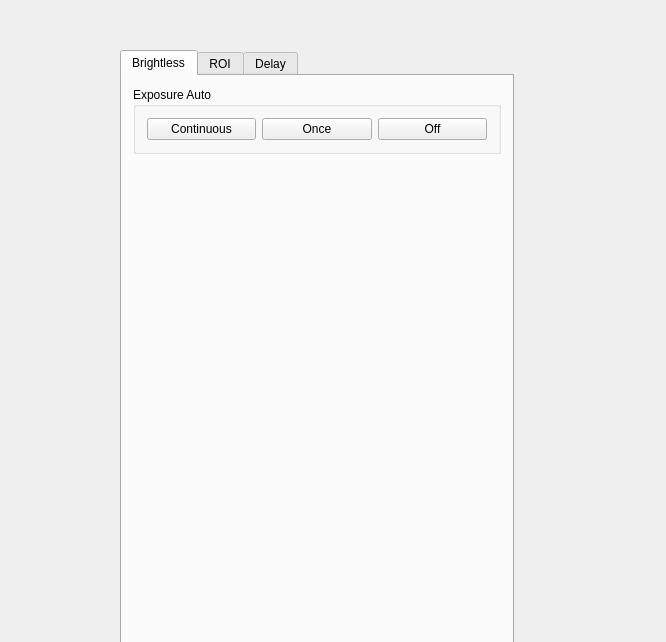
The window that QtWorkGui/Form File/Form For Camera/QtGuiSetupSensor.ui (AntonLip/Recognition) describes before a commit, drawn with Qt 5.
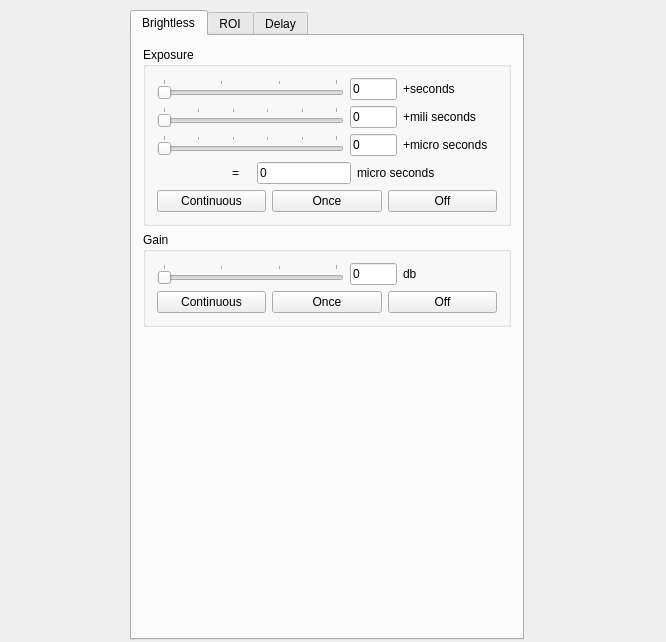
The same window after the commit. Custom widgets are drawn as their Qt base class.

Commit message: some add Exposure settings

What changed in the file:
```diff
--- a/QtWorkGui/Form File/Form For Camera/QtGuiSetupSensor.ui
+++ b/QtWorkGui/Form File/Form For Camera/QtGuiSetupSensor.ui
@@ -16,8 +16,8 @@
   <widget class="QTabWidget" name="setupSensorParams">
    <property name="geometry">
     <rect>
-     <x>120</x>
-     <y>50</y>
+     <x>130</x>
+     <y>10</y>
      <width>394</width>
      <height>630</height>
     </rect>
@@ -48,29 +48,368 @@
      <item>
       <widget class="QGroupBox" name="GB_exprosure">
        <property name="title">
-        <string>Exposure Auto</string>
+        <string>Exposure</string>
        </property>
-       <layout class="QHBoxLayout" name="horizontalLayout_5">
+       <layout class="QVBoxLayout" name="verticalLayout_5">
         <item>
-         <widget class="QPushButton" name="PB_continuous">
-          <property name="text">
-           <string>Continuous</string>
-          </property>
-         </widget>
+         <layout class="QHBoxLayout" name="horizontalLayout_6" stretch="4,1,2">
+          <item>
+           <widget class="QSlider" name="horSlider_exprosureSeconds">
+            <property name="enabled">
+             <bool>false</bool>
+            </property>
+            <property name="maximum">
+             <number>60</number>
+            </property>
+            <property name="tracking">
+             <bool>true</bool>
+            </property>
+            <property name="orientation">
+             <enum>Qt::Horizontal</enum>
+            </property>
+            <property name="invertedAppearance">
+             <bool>false</bool>
+            </property>
+            <property name="invertedControls">
+             <bool>false</bool>
+            </property>
+            <property name="tickPosition">
+             <enum>QSlider::TicksAbove</enum>
+            </property>
+            <property name="tickInterval">
+             <number>20</number>
+            </property>
+           </widget>
+          </item>
+          <item>
+           <widget class="QLineEdit" name="LE_exprosureSeconds">
+            <property name="text">
+             <string>0</string>
+            </property>
+            <property name="readOnly">
+             <bool>true</bool>
+            </property>
+           </widget>
+          </item>
+          <item>
+           <widget class="QLabel" name="label_11">
+            <property name="text">
+             <string>+seconds</string>
+            </property>
+           </widget>
+          </item>
+         </layout>
         </item>
         <item>
-         <widget class="QPushButton" name="PB_once">
-          <property name="text">
-           <string>Once</string>
-          </property>
-         </widget>
+         <layout class="QHBoxLayout" name="horizontalLayout_7" stretch="4,1,2">
+          <item>
+           <widget class="QSlider" name="horSlider_exprosureMilSeconds">
+            <property name="maximum">
+             <number>999</number>
+            </property>
+            <property name="tracking">
+             <bool>true</bool>
+            </property>
+            <property name="orientation">
+             <enum>Qt::Horizontal</enum>
+            </property>
+            <property name="invertedAppearance">
+             <bool>false</bool>
+            </property>
+            <property name="invertedControls">
+             <bool>false</bool>
+            </property>
+            <property name="tickPosition">
+             <enum>QSlider::TicksAbove</enum>
+            </property>
+            <property name="tickInterval">
+             <number>200</number>
+            </property>
+           </widget>
+          </item>
+          <item>
+           <widget class="QLineEdit" name="LE_exprosureMilSeconds">
+            <property name="text">
+             <string>0</string>
+            </property>
+            <property name="readOnly">
+             <bool>true</bool>
+            </property>
+           </widget>
+          </item>
+          <item>
+           <widget class="QLabel" name="label_10">
+            <property name="text">
+             <string>+mili seconds</string>
+            </property>
+           </widget>
+          </item>
+         </layout>
         </item>
         <item>
-         <widget class="QPushButton" name="PB_off">
-          <property name="text">
-           <string>Off</string>
-          </property>
-         </widget>
+         <layout class="QHBoxLayout" name="horizontalLayout_8" stretch="4,1,2">
+          <item>
+           <widget class="QSlider" name="horSlider_exprosureMicSeconds">
+            <property name="maximum">
+             <number>999</number>
+            </property>
+            <property name="tracking">
+             <bool>true</bool>
+            </property>
+            <property name="orientation">
+             <enum>Qt::Horizontal</enum>
+            </property>
+            <property name="invertedAppearance">
+             <bool>false</bool>
+            </property>
+            <property name="invertedControls">
+             <bool>false</bool>
+            </property>
+            <property name="tickPosition">
+             <enum>QSlider::TicksAbove</enum>
+            </property>
+            <property name="tickInterval">
+             <number>200</number>
+            </property>
+           </widget>
+          </item>
+          <item>
+           <widget class="QLineEdit" name="LE_exprosureMicSecods">
+            <property name="text">
+             <string>0</string>
+            </property>
+            <property name="readOnly">
+             <bool>true</bool>
+            </property>
+           </widget>
+          </item>
+          <item>
+           <widget class="QLabel" name="label_9">
+            <property name="text">
+             <string>+micro seconds</string>
+            </property>
+           </widget>
+          </item>
+         </layout>
+        </item>
+        <item>
+         <layout class="QHBoxLayout" name="horizontalLayout_9" stretch="2,1,3,1,2">
+          <item>
+           <spacer name="horizontalSpacer_7">
+            <property name="orientation">
+             <enum>Qt::Horizontal</enum>
+            </property>
+            <property name="sizeHint" stdset="0">
+             <size>
+              <width>40</width>
+              <height>20</height>
+             </size>
+            </property>
+           </spacer>
+          </item>
+          <item>
+           <widget class="QLabel" name="label_12">
+            <property name="text">
+             <string>=</string>
+            </property>
+            <property name="alignment">
+             <set>Qt::AlignCenter</set>
+            </property>
+           </widget>
+          </item>
+          <item>
+           <widget class="QLineEdit" name="LE_exprosureSumm">
+            <property name="text">
+             <string>0</string>
+            </property>
+            <property name="readOnly">
+             <bool>true</bool>
+            </property>
+           </widget>
+          </item>
+          <item>
+           <widget class="QLabel" name="label_13">
+            <property name="text">
+             <string>micro seconds</string>
+            </property>
+           </widget>
+          </item>
+          <item>
+           <spacer name="horizontalSpacer_8">
+            <property name="orientation">
+             <enum>Qt::Horizontal</enum>
+            </property>
+            <property name="sizeHint" stdset="0">
+             <size>
+              <width>40</width>
+              <height>20</height>
+             </size>
+            </property>
+           </spacer>
+          </item>
+         </layout>
+        </item>
+        <item>
+         <layout class="QHBoxLayout" name="horizontalLayout_5">
+          <item>
+           <widget class="QPushButton" name="PB_continuous">
+            <property name="text">
+             <string>Continuous</string>
+            </property>
+           </widget>
+          </item>
+          <item>
+           <widget class="QPushButton" name="PB_once">
+            <property name="text">
+             <string>Once</string>
+            </property>
+           </widget>
+          </item>
+          <item>
+           <widget class="QPushButton" name="PB_off">
+            <property name="acceptDrops">
+             <bool>false</bool>
+            </property>
+            <property name="autoFillBackground">
+             <bool>false</bool>
+            </property>
+            <property name="text">
+             <string>Off</string>
+            </property>
+            <property name="checkable">
+             <bool>false</bool>
+            </property>
+            <property name="checked">
+             <bool>false</bool>
+            </property>
+            <property name="autoRepeat">
+             <bool>false</bool>
+            </property>
+            <property name="autoExclusive">
+             <bool>false</bool>
+            </property>
+            <property name="autoDefault">
+             <bool>false</bool>
+            </property>
+            <property name="default">
+             <bool>false</bool>
+            </property>
+            <property name="flat">
+             <bool>false</bool>
+            </property>
+           </widget>
+          </item>
+         </layout>
+        </item>
+       </layout>
+      </widget>
+     </item>
+     <item>
+      <widget class="QGroupBox" name="GroupBox_gain">
+       <property name="title">
+        <string>Gain</string>
+       </property>
+       <layout class="QVBoxLayout" name="verticalLayout_6">
+        <item>
+         <layout class="QHBoxLayout" name="horizontalLayout_11" stretch="4,1,2">
+          <item>
+           <widget class="QSlider" name="horSlider_gain">
+            <property name="enabled">
+             <bool>false</bool>
+            </property>
+            <property name="maximum">
+             <number>60</number>
+            </property>
+            <property name="tracking">
+             <bool>true</bool>
+            </property>
+            <property name="orientation">
+             <enum>Qt::Horizontal</enum>
+            </property>
+            <property name="invertedAppearance">
+             <bool>false</bool>
+            </property>
+            <property name="invertedControls">
+             <bool>false</bool>
+            </property>
+            <property name="tickPosition">
+             <enum>QSlider::TicksAbove</enum>
+            </property>
+            <property name="tickInterval">
+             <number>20</number>
+            </property>
+           </widget>
+          </item>
+          <item>
+           <widget class="QLineEdit" name="LE_gain">
+            <property name="text">
+             <string>0</string>
+            </property>
+            <property name="readOnly">
+             <bool>true</bool>
+            </property>
+           </widget>
+          </item>
+          <item>
+           <widget class="QLabel" name="label_14">
+            <property name="text">
+             <string>db</string>
+            </property>
+           </widget>
+          </item>
+         </layout>
+        </item>
+        <item>
+         <layout class="QHBoxLayout" name="horizontalLayout_10">
+          <item>
+           <widget class="QPushButton" name="PB_GainContinuous">
+            <property name="text">
+             <string>Continuous</string>
+            </property>
+           </widget>
+          </item>
+          <item>
+           <widget class="QPushButton" name="PB_GainOonce">
+            <property name="text">
+             <string>Once</string>
+            </property>
+           </widget>
+          </item>
+          <item>
+           <widget class="QPushButton" name="PB_GainOff">
+            <property name="acceptDrops">
+             <bool>false</bool>
+            </property>
+            <property name="autoFillBackground">
+             <bool>false</bool>
+            </property>
+            <property name="text">
+             <string>Off</string>
+            </property>
+            <property name="checkable">
+             <bool>false</bool>
+            </property>
+            <property name="checked">
+             <bool>false</bool>
+            </property>
+            <property name="autoRepeat">
+             <bool>false</bool>
+            </property>
+            <property name="autoExclusive">
+             <bool>false</bool>
+            </property>
+            <property name="autoDefault">
+             <bool>false</bool>
+            </property>
+            <property name="default">
+             <bool>false</bool>
+            </property>
+            <property name="flat">
+             <bool>false</bool>
+            </property>
+           </widget>
+          </item>
+         </layout>
         </item>
        </layout>
       </widget>
```
The commit also changes 3 other files.
